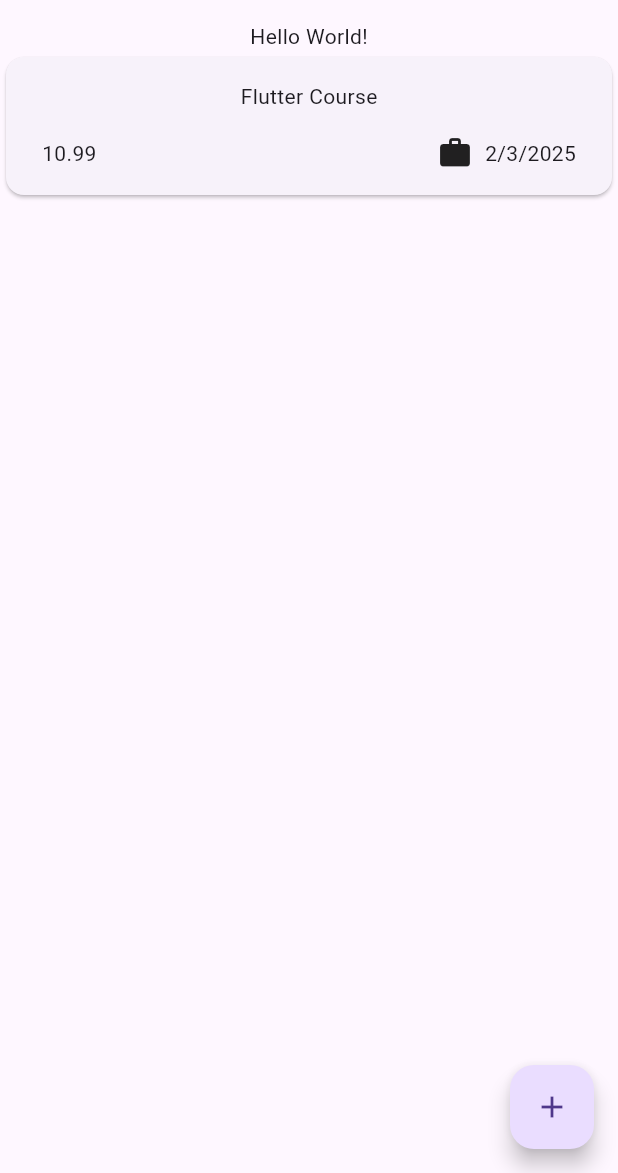
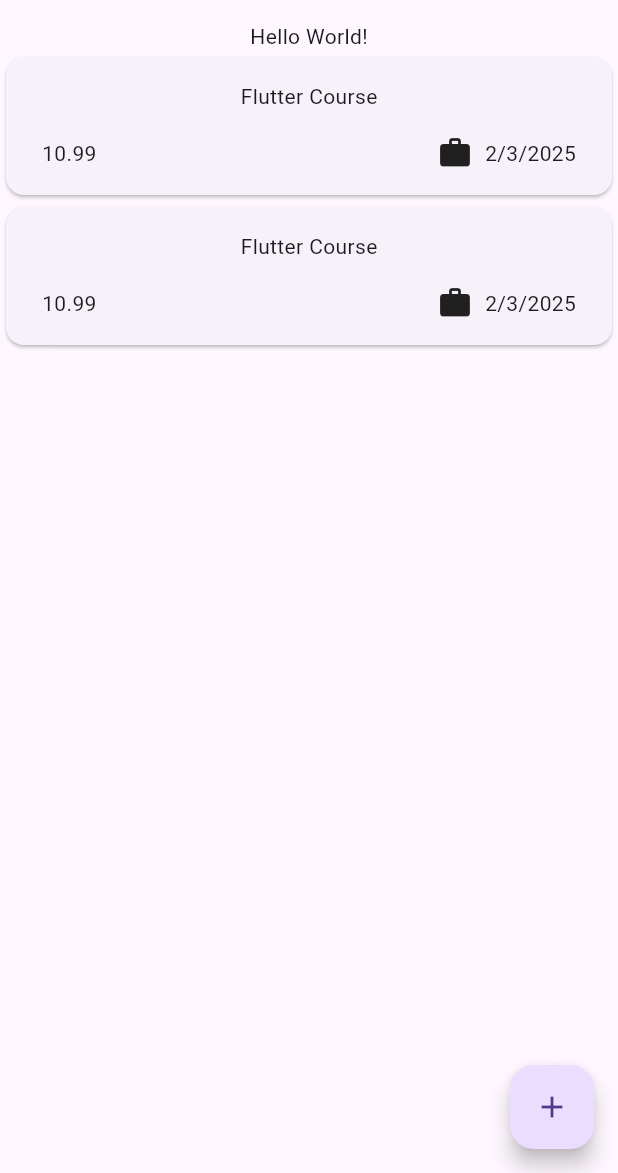
Before and after one commit to SjdnDzikran/ExpenseTrackerApp, a Flutter app: the screen it shows after launch, on a phone screen of 412 x 824 dp, the part 63-1236 px from its top. Run offline on Flutter 3.47's test engine with Material 3 defaults, Android fonts, the phone set to English and light mode, and no system bars.

```diff
--- a/lib/main.dart
+++ b/lib/main.dart
@@ -10,7 +10,10 @@ class ExpenseTracker extends StatelessWidget {
 
   @override
   Widget build(BuildContext context) {
-    return const MaterialApp(
+    return MaterialApp(
+      theme: ThemeData(
+        useMaterial3: true,
+      ),
       debugShowCheckedModeBanner: false,
       home: ExpensePage(),
     );
--- a/lib/pages/expense_page.dart
+++ b/lib/pages/expense_page.dart
@@ -14,6 +14,12 @@ class ExpensePage extends StatefulWidget {
 
 class _ExpensePageState extends State<ExpensePage> {
   final List<Expense> _expenseList = [
+    Expense(
+      date: DateTime.now(),
+      price: 10.99,
+      title: 'Flutter Course',
+      category: Category.work,
+    ),
     Expense(
       date: DateTime.now(),
       price: 10.99,
```
Also changed, not shown: lib/widget/new_expense.dart (+34 -3 lines), 1 other file.
